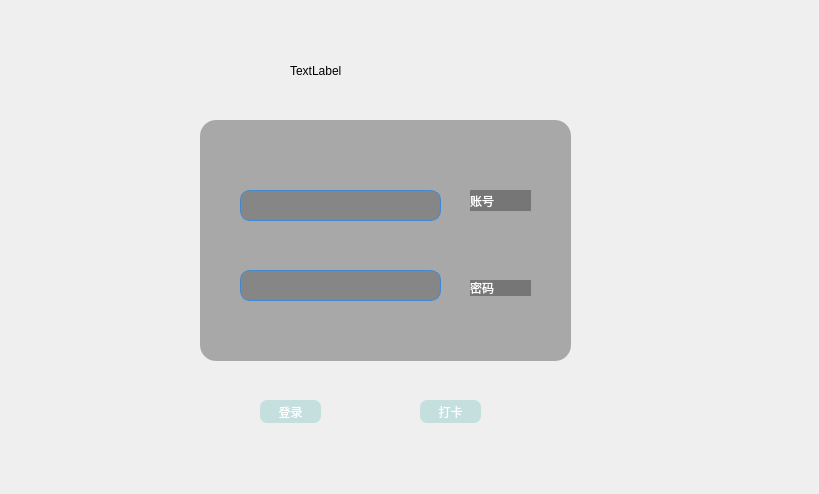
This is Payroll_analysis_system/widget.ui in CHENSIJIN123/Payroll_analysis_system as Qt 5 draws it before an edit. The edited form follows.
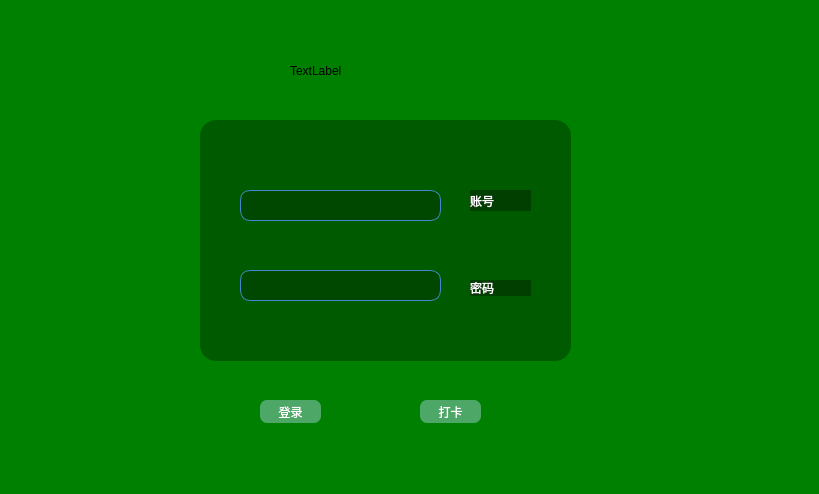
This is the edited form.

The edit to the form file:
```diff
--- a/Payroll_analysis_system/widget.ui
+++ b/Payroll_analysis_system/widget.ui
@@ -14,7 +14,9 @@
    <string>Widget</string>
   </property>
   <property name="styleSheet">
-   <string notr="true"/>
+   <string notr="true">background: green;
+background-size: cover;
+</string>
   </property>
   <widget class="QWidget" name="widget" native="true">
    <property name="geometry">
```
